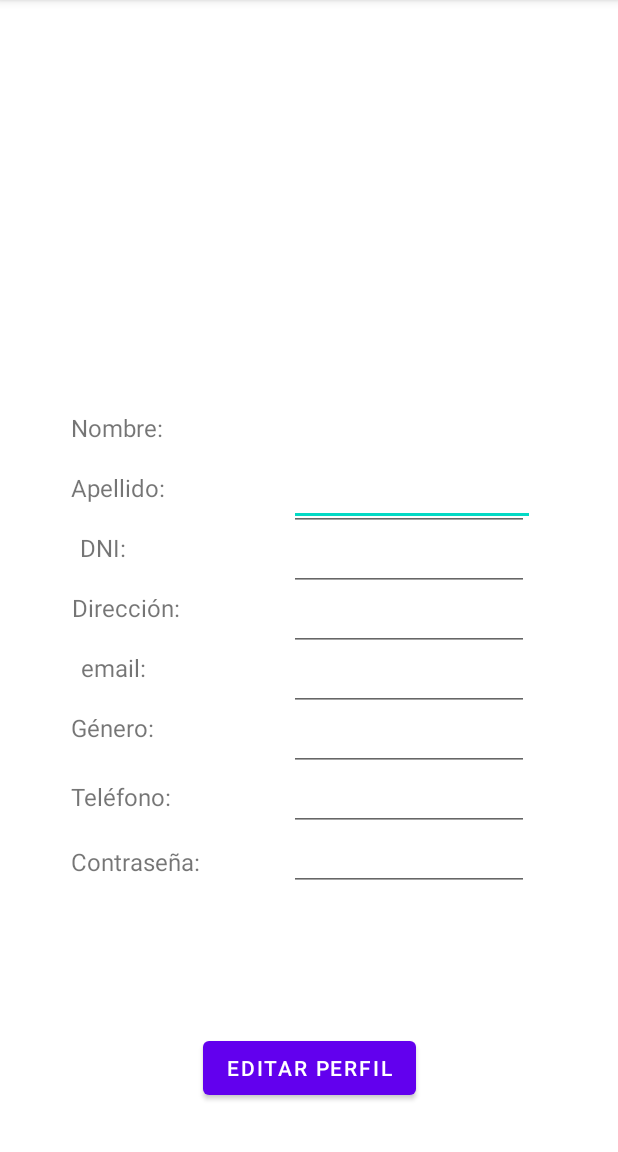
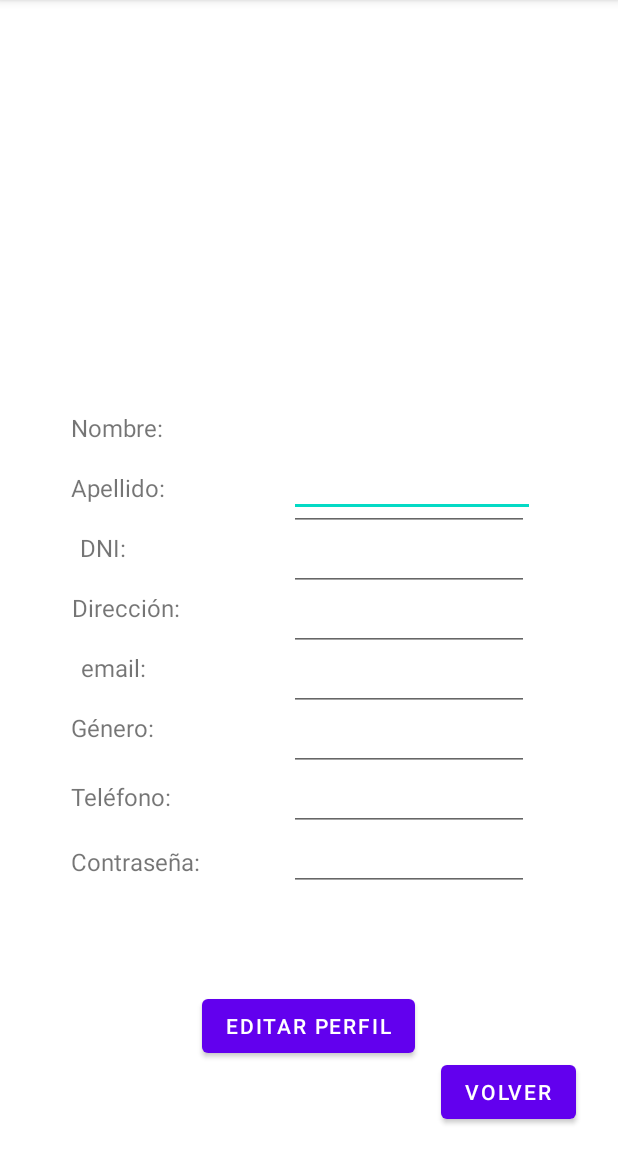
Before and after one commit to SantiagoEscalanteCarrion/GymIsLife_ProyectoFinal, an Android app: the PerfilCliente screen opened directly, with no data from a screen before it, on a phone screen of 412 x 824 dp, the part 84-1236 px from its top. Run offline under Robolectric (Android 15) with nearby library versions, the phone set to English and light mode, and no system bars; our stand-ins replace Firebase (no records; nobody signed in at launch, a user with empty details on screens opened directly).

Commit message:
Cliente v2

```diff
--- a/app/src/main/AndroidManifest.xml
+++ b/app/src/main/AndroidManifest.xml
@@ -9,6 +9,9 @@
         android:roundIcon="@mipmap/ic_launcher_round"
         android:supportsRtl="true"
         android:theme="@style/Theme.GymIsLife_ProyectoFinal">
+        <activity
+            android:name=".pruebita"
+            android:exported="false" />
         <activity
             android:name=".PerfilCliente"
             android:exported="false" />
--- a/app/src/main/java/com/example/gymislife_proyectofinal/PerfilCliente.kt
+++ b/app/src/main/java/com/example/gymislife_proyectofinal/PerfilCliente.kt
@@ -1,5 +1,6 @@
 package com.example.gymislife_proyectofinal
 
+import android.content.Intent
 import androidx.appcompat.app.AppCompatActivity
 import android.os.Bundle
 import android.util.Log
@@ -21,7 +22,13 @@ class PerfilCliente : AppCompatActivity() {
         val etTelfCliente: EditText = findViewById(R.id.etTelfCliente)
         val etContraCliente: EditText = findViewById(R.id.etContraCliente)
         val btnEditarPerfCliente: Button = findViewById(R.id.btnEditarPerfCliente)
+        val btnBack: Button = findViewById(R.id.btnBack3)
         var editing:Boolean = false
+
+        btnBack.setOnClickListener{
+            val intent = Intent(this,MainActivityCliente::class.java)
+            startActivity(intent)
+        }
 
         val db = FirebaseFirestore.getInstance()
 
--- a/app/src/main/java/com/example/gymislife_proyectofinal/adapter/ActivityClienteAdapter.kt
+++ b/app/src/main/java/com/example/gymislife_proyectofinal/adapter/ActivityClienteAdapter.kt
@@ -3,6 +3,7 @@ package com.example.gymislife_proyectofinal.adapter
 import android.view.LayoutInflater
 import android.view.View
 import android.view.ViewGroup
+import android.widget.Button
 import android.widget.TextView
 import androidx.recyclerview.widget.RecyclerView
 import com.example.gymislife_proyectofinal.R
@@ -13,8 +14,12 @@ class ActivityClienteAdapter (private var lstActCliente: List<ActividadModel>)
     class ViewHolder(itemView: View): RecyclerView.ViewHolder(itemView){
         val tvNombAct: TextView = itemView.findViewById(R.id.tvNombAct)
         val tvInstAct: TextView = itemView.findViewById(R.id.tvInstAct)
+        val tvHorAct: TextView = itemView.findViewById(R.id.tvHorAct)
         val tvDurAct: TextView = itemView.findViewById(R.id.tvDurAct)
         val tvFechAct: TextView = itemView.findViewById(R.id.tvFechaAct)
+
+
+
     }
 
     override fun onCreateViewHolder(parent: ViewGroup, viewType: Int): ViewHolder {
@@ -26,6 +31,7 @@ class ActivityClienteAdapter (private var lstActCliente: List<ActividadModel>)
         val itemActClient = lstActCliente[position]
         holder.tvNombAct.text = itemActClient.nombre
         holder.tvInstAct.text = itemActClient.instructor
+        holder.tvHorAct.text = itemActClient.hora
         holder.tvDurAct.text = itemActClient.duracion
         holder.tvFechAct.text = itemActClient.fecha
     }
--- a/app/src/main/res/layout/activity_catalogo_membresia.xml
+++ b/app/src/main/res/layout/activity_catalogo_membresia.xml
@@ -20,12 +20,12 @@
         app:layout_constraintTop_toTopOf="parent" />
 
     <Button
-        android:id="@+id/btnPagar"
+        android:id="@+id/btnBackDos"
         android:layout_width="104dp"
         android:layout_height="37dp"
         android:layout_marginEnd="11dp"
         android:layout_marginBottom="8dp"
-        android:text="Pagar"
+        android:text="Volver"
         android:textSize="11sp"
         app:layout_constraintBottom_toBottomOf="parent"
         app:layout_constraintEnd_toEndOf="parent" />
--- a/app/src/main/res/layout/activity_listado_actividad_cliente.xml
+++ b/app/src/main/res/layout/activity_listado_actividad_cliente.xml
@@ -20,11 +20,11 @@
         app:layout_constraintTop_toTopOf="parent" />
 
     <Button
-        android:id="@+id/btnInscribirse"
+        android:id="@+id/btnBackUno"
         android:layout_width="109dp"
         android:layout_height="44dp"
         android:layout_marginEnd="15dp"
-        android:text="Inscribirse"
+        android:text="Volver"
         android:textSize="11sp"
         app:layout_constraintBottom_toBottomOf="@+id/rvActividadCliente"
         app:layout_constraintEnd_toEndOf="@+id/rvActividadCliente" />
--- a/app/src/main/res/layout/activity_perfil_cliente.xml
+++ b/app/src/main/res/layout/activity_perfil_cliente.xml
@@ -110,11 +110,11 @@
         android:layout_height="0dp"
         android:layout_marginTop="274dp"
         android:layout_marginEnd="55dp"
-        android:layout_marginBottom="337dp"
+        android:layout_marginBottom="359dp"
         android:ems="10"
         android:inputType="textPersonName"
         android:textSize="14sp"
-        app:layout_constraintBottom_toTopOf="@+id/btnEditarPerfCliente"
+        app:layout_constraintBottom_toTopOf="@+id/btnBack3"
         app:layout_constraintEnd_toEndOf="parent"
         app:layout_constraintStart_toEndOf="@+id/tvNombCliente"
         app:layout_constraintTop_toTopOf="parent" />
@@ -196,9 +196,22 @@
         android:id="@+id/btnEditarPerfCliente"
         android:layout_width="wrap_content"
         android:layout_height="wrap_content"
-        android:layout_marginBottom="32dp"
+        android:layout_marginBottom="60dp"
         android:text="Editar Perfil"
         app:layout_constraintBottom_toBottomOf="parent"
         app:layout_constraintEnd_toEndOf="parent"
+        app:layout_constraintHorizontal_bias="0.498"
         app:layout_constraintStart_toStartOf="parent" />
+
+    <Button
+        android:id="@+id/btnBack3"
+        android:layout_width="wrap_content"
+        android:layout_height="wrap_content"
+        android:layout_marginStart="16dp"
+        android:layout_marginEnd="26dp"
+        android:layout_marginBottom="16dp"
+        android:text="Volver"
+        app:layout_constraintBottom_toBottomOf="parent"
+        app:layout_constraintEnd_toEndOf="parent"
+        app:layout_constraintStart_toEndOf="@+id/btnEditarPerfCliente" />
 </androidx.constraintlayout.widget.ConstraintLayout>
```
Also changed, not shown: app/src/main/java/com/example/gymislife_proyectofinal/CatalogoMembresia.kt (+8 -15 lines), app/src/main/java/com/example/gymislife_proyectofinal/ListadoActividadCliente.kt (+9 -15 lines), app/src/main/java/com/example/gymislife_proyectofinal/MainActivityCliente.kt (+10 -0 lines), app/src/main/res/layout/item_actividad_cliente.xml (+11 -0 lines).
